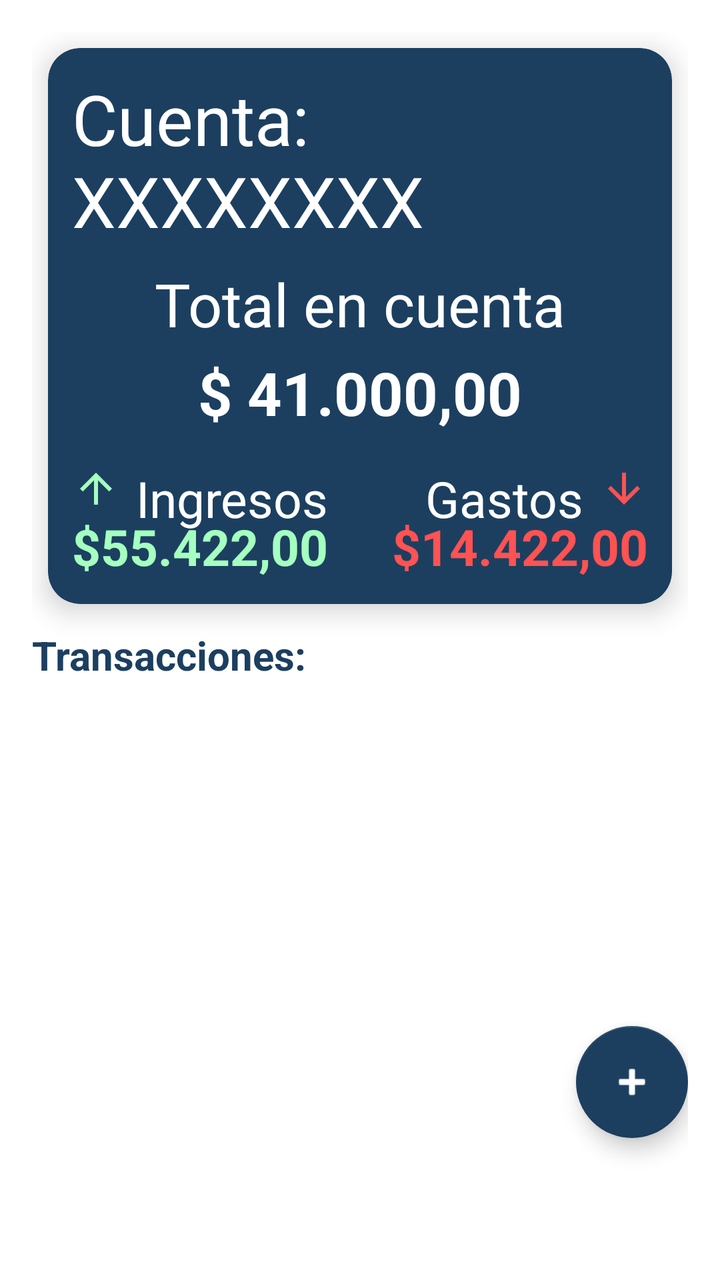
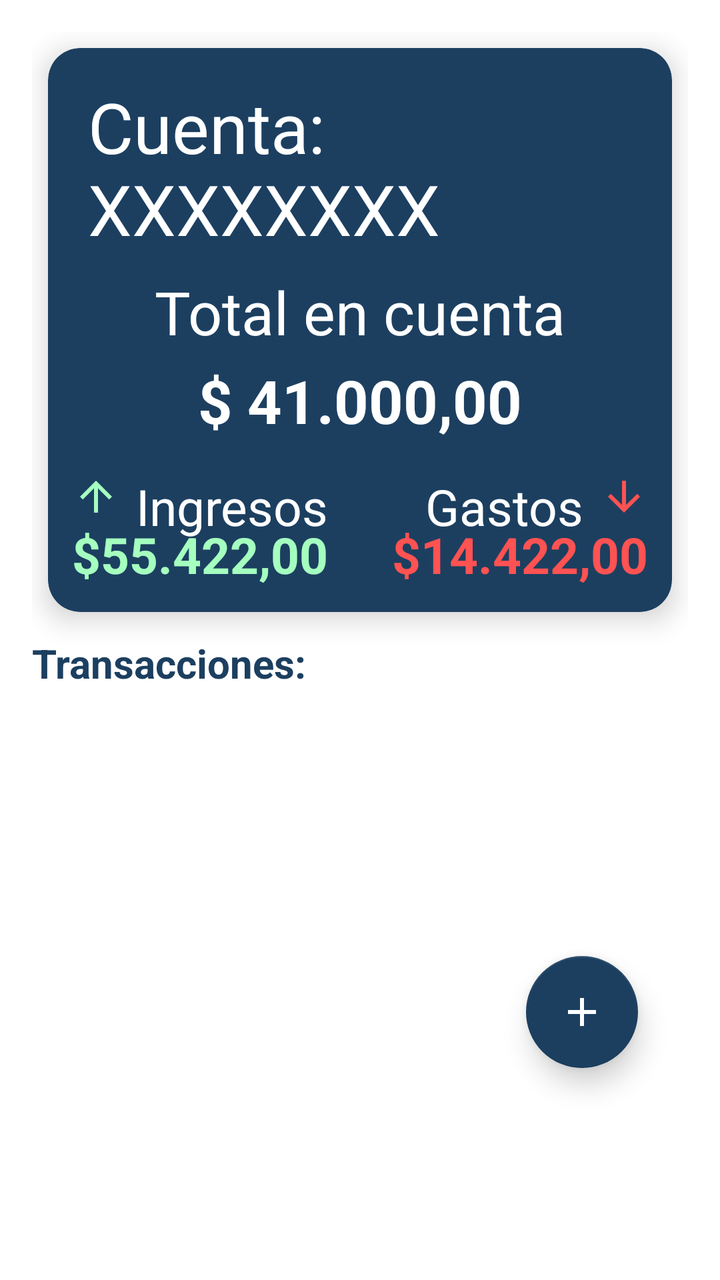

The first picture is an Android layout as it rendered before a commit; the second is the same layout after the commit. The layout source and the unified diff follow.
<!-- AndroidManifest.xml: application theme Theme.Parcial1amacn4avfiordaliso -->
<!-- res/layout/fragment_home.xml -->
<?xml version="1.0" encoding="utf-8"?>
<androidx.constraintlayout.widget.ConstraintLayout xmlns:android="http://schemas.android.com/apk/res/android"
    xmlns:app="http://schemas.android.com/apk/res-auto"
    android:layout_width="match_parent"
    android:layout_height="match_parent"
    android:padding="16dp">

    
    <androidx.cardview.widget.CardView
        android:id="@+id/cardResumen"
        android:layout_width="0dp"
        android:layout_height="wrap_content"
        android:layout_margin="8dp"
        app:cardCornerRadius="16dp"
        app:cardElevation="8dp"
        app:layout_constraintTop_toTopOf="parent"
        app:layout_constraintStart_toStartOf="parent"
        app:layout_constraintEnd_toEndOf="parent"
        android:backgroundTint="@color/colorPrimary">

        <androidx.constraintlayout.widget.ConstraintLayout
            android:layout_width="match_parent"
            android:layout_height="wrap_content"
            android:padding="12dp">

            
            <TextView
                android:id="@+id/tvCuenta"
                android:layout_width="wrap_content"
                android:layout_height="wrap_content"
                android:text="Cuenta: XXXXXXXX"
                android:textColor="@color/white"
                android:textSize="35sp"
                app:layout_constraintTop_toTopOf="parent"
                app:layout_constraintStart_toStartOf="parent" />

            
            <TextView
                android:id="@+id/tvTotalLabel"
                android:layout_width="wrap_content"
                android:layout_height="wrap_content"
                android:text="Total en cuenta"
                android:textColor="@color/white"
                android:textSize="30sp"
                android:layout_marginTop="8dp"
                app:layout_constraintTop_toBottomOf="@id/tvCuenta"
                app:layout_constraintStart_toStartOf="parent"
                app:layout_constraintEnd_toEndOf="parent" />

            <TextView
                android:id="@+id/tvTotalMonto"
                android:layout_width="wrap_content"
                android:layout_height="wrap_content"
                android:text="$ 41.000,00"
                android:textColor="@color/white"
                android:textSize="30sp"
                android:textStyle="bold"
                android:layout_marginTop="4dp"
                app:layout_constraintTop_toBottomOf="@id/tvTotalLabel"
                app:layout_constraintStart_toStartOf="parent"
                app:layout_constraintEnd_toEndOf="parent" />

            
            <ImageView
                android:id="@+id/iconIngresos"
                android:layout_width="24dp"
                android:layout_height="24dp"
                android:src="@drawable/baseline_arrow_upward_24"
                android:layout_marginTop="16dp"
                app:layout_constraintTop_toBottomOf="@id/tvTotalMonto"
                app:layout_constraintStart_toStartOf="parent" />

            <TextView
                android:id="@+id/tvIngresosLabel"
                android:layout_width="wrap_content"
                android:layout_height="wrap_content"
                android:text="Ingresos"
                android:textColor="@color/white"
                android:textSize="25sp"
                android:layout_marginStart="8dp"
                app:layout_constraintTop_toTopOf="@id/iconIngresos"
                app:layout_constraintStart_toEndOf="@id/iconIngresos" />

            <TextView
                android:id="@+id/tvIngresosMonto"
                android:layout_width="wrap_content"
                android:layout_height="wrap_content"
                android:text="$55.422,00"
                android:textColor="@color/colorIngreso"
                android:textSize="25sp"
                android:textStyle="bold"
                app:layout_constraintTop_toBottomOf="@id/iconIngresos"
                app:layout_constraintStart_toStartOf="parent" />

            
            <ImageView
                android:id="@+id/iconGastos"
                android:layout_width="24dp"
                android:layout_height="24dp"
                android:src="@drawable/baseline_arrow_downward_24"
                android:layout_marginTop="16dp"
                app:layout_constraintTop_toBottomOf="@id/tvTotalMonto"
                app:layout_constraintEnd_toEndOf="parent" />

            <TextView
                android:id="@+id/tvGastosLabel"
                android:layout_width="wrap_content"
                android:layout_height="wrap_content"
                android:text="Gastos"
                android:textColor="@color/white"
                android:textSize="25sp"
                android:layout_marginEnd="8dp"
                app:layout_constraintTop_toTopOf="@id/iconGastos"
                app:layout_constraintEnd_toStartOf="@id/iconGastos" />

            <TextView
                android:id="@+id/tvGastosMonto"
                android:layout_width="wrap_content"
                android:layout_height="wrap_content"
                android:text="$14.422,00"
                android:textColor="@color/colorGasto"
                android:textSize="25sp"
                android:textStyle="bold"
                app:layout_constraintTop_toBottomOf="@id/iconGastos"
                app:layout_constraintEnd_toEndOf="parent" />
        </androidx.constraintlayout.widget.ConstraintLayout>
    </androidx.cardview.widget.CardView>

    
    <TextView
        android:id="@+id/tvTituloTransacciones"
        android:layout_width="wrap_content"
        android:layout_height="wrap_content"
        android:text="Transacciones:"
        android:textSize="20sp"
        android:textStyle="bold"
        android:textColor="@color/colorPrimary"
        android:layout_marginTop="12dp"
        android:layout_marginBottom="4dp"
        app:layout_constraintTop_toBottomOf="@id/cardResumen"
        app:layout_constraintStart_toStartOf="parent" />

    
    <ScrollView
        android:id="@+id/scrollTransacciones"
        android:layout_width="0dp"
        android:layout_height="0dp"
        android:layout_marginTop="4dp"
        app:layout_constraintTop_toBottomOf="@id/tvTituloTransacciones"
        app:layout_constraintStart_toStartOf="parent"
        app:layout_constraintEnd_toEndOf="parent"
        app:layout_constraintBottom_toTopOf="@id/botonAgregar">

        <LinearLayout
            android:id="@+id/listaTransacciones"
            android:orientation="vertical"
            android:layout_width="match_parent"
            android:layout_height="wrap_content"
            android:padding="8dp" />
    </ScrollView>

    
    <com.google.android.material.floatingactionbutton.FloatingActionButton
        android:id="@+id/botonAgregar"
        android:layout_width="wrap_content"
        android:layout_height="wrap_content"
        android:layout_marginBottom="55dp"
        android:contentDescription="Agregar transacción"
        android:src="@android:drawable/ic_input_add"
        app:backgroundTint="@color/colorPrimary"
        app:tint="@android:color/white"
        app:layout_constraintBottom_toBottomOf="parent"
        app:layout_constraintEnd_toEndOf="parent" />

</androidx.constraintlayout.widget.ConstraintLayout>
<!-- resources referenced by this layout -->
<resources>
  <color name="colorGasto">#FF5252</color>
  <color name="colorIngreso">#A5FFBF</color>
  <color name="colorPrimary">#1C3F60</color>
  <color name="white">#FFFFFFFF</color>
  <!-- drawable baseline_arrow_downward_24 (drawable) -->
  <vector xmlns:android="http://schemas.android.com/apk/res/android" android:height="24dp" android:tint="#FF5252" android:viewportHeight="24" android:viewportWidth="24" android:width="24dp">
        
      <path android:fillColor="@android:color/white" android:pathData="M20,12l-1.41,-1.41L13,16.17V4h-2v12.17l-5.58,-5.59L4,12l8,8 8,-8z"/>
      
  </vector>
  <!-- drawable baseline_arrow_upward_24 (drawable) -->
  <vector xmlns:android="http://schemas.android.com/apk/res/android" android:height="24dp" android:tint="#A5FFBF" android:viewportHeight="24" android:viewportWidth="24" android:width="24dp">
        
      <path android:fillColor="@android:color/white" android:pathData="M4,12l1.41,1.41L11,7.83V20h2V7.83l5.58,5.59L20,12l-8,-8 -8,8z"/>
      
  </vector>
  <style name="Theme.Parcial1amacn4avfiordaliso" parent="Theme.MaterialComponents.DayNight.NoActionBar">
          <item name="colorPrimary">@color/colorPrimary</item>
          <item name="colorPrimaryVariant">@color/colorPrimaryVariant</item>
          <item name="colorOnPrimary">@color/white</item>
  
          <item name="colorSecondary">@color/colorAccent</item>
          <item name="colorOnSecondary">@color/black</item>
  
          <item name="android:colorBackground">@color/white</item>
          <item name="colorOnBackground">@color/black</item>
      </style>
  <color name="colorPrimaryVariant">#14493E</color>
  <color name="colorAccent">#C9A44C</color>
  <color name="black">#FF000000</color>
</resources>

<!-- the commit's change to res/layout/fragment_home.xml (unified diff, before → after) -->
@@ -1,6 +1,7 @@
 <?xml version="1.0" encoding="utf-8"?>
 <androidx.constraintlayout.widget.ConstraintLayout xmlns:android="http://schemas.android.com/apk/res/android"
     xmlns:app="http://schemas.android.com/apk/res-auto"
+    xmlns:tools="http://schemas.android.com/tools"
     android:layout_width="match_parent"
     android:layout_height="match_parent"
     android:padding="16dp">
@@ -24,62 +25,65 @@
             android:padding="12dp">
 
             
+
+            
             <TextView
                 android:id="@+id/tvCuenta"
                 android:layout_width="wrap_content"
                 android:layout_height="wrap_content"
+                android:layout_marginStart="8dp"
+                android:layout_marginTop="4dp"
                 android:text="Cuenta: XXXXXXXX"
                 android:textColor="@color/white"
                 android:textSize="35sp"
-                app:layout_constraintTop_toTopOf="parent"
-                app:layout_constraintStart_toStartOf="parent" />
+                app:layout_constraintStart_toStartOf="parent"
+                app:layout_constraintTop_toTopOf="parent" />
 
-            
             <TextView
                 android:id="@+id/tvTotalLabel"
                 android:layout_width="wrap_content"
                 android:layout_height="wrap_content"
+                android:layout_marginTop="8dp"
                 android:text="Total en cuenta"
                 android:textColor="@color/white"
                 android:textSize="30sp"
-                android:layout_marginTop="8dp"
-                app:layout_constraintTop_toBottomOf="@id/tvCuenta"
+                app:layout_constraintEnd_toEndOf="parent"
                 app:layout_constraintStart_toStartOf="parent"
-                app:layout_constraintEnd_toEndOf="parent" />
+                app:layout_constraintTop_toBottomOf="@id/tvCuenta" />
 
             <TextView
                 android:id="@+id/tvTotalMonto"
                 android:layout_width="wrap_content"
                 android:layout_height="wrap_content"
+                android:layout_marginTop="4dp"
                 android:text="$ 41.000,00"
                 android:textColor="@color/white"
                 android:textSize="30sp"
                 android:textStyle="bold"
-                android:layout_marginTop="4dp"
-                app:layout_constraintTop_toBottomOf="@id/tvTotalLabel"
+                app:layout_constraintEnd_toEndOf="parent"
                 app:layout_constraintStart_toStartOf="parent"
-                app:layout_constraintEnd_toEndOf="parent" />
+                app:layout_constraintTop_toBottomOf="@id/tvTotalLabel" />
 
             
             <ImageView
                 android:id="@+id/iconIngresos"
                 android:layout_width="24dp"
                 android:layout_height="24dp"
+                android:layout_marginTop="16dp"
                 android:src="@drawable/baseline_arrow_upward_24"
-                android:layout_marginTop="16dp"
-                app:layout_constraintTop_toBottomOf="@id/tvTotalMonto"
-                app:layout_constraintStart_toStartOf="parent" />
+                app:layout_constraintStart_toStartOf="parent"
+                app:layout_constraintTop_toBottomOf="@id/tvTotalMonto" />
 
             <TextView
                 android:id="@+id/tvIngresosLabel"
                 android:layout_width="wrap_content"
                 android:layout_height="wrap_content"
+                android:layout_marginStart="8dp"
                 android:text="Ingresos"
                 android:textColor="@color/white"
                 android:textSize="25sp"
-                android:layout_marginStart="8dp"
-                app:layout_constraintTop_toTopOf="@id/iconIngresos"
-                app:layout_constraintStart_toEndOf="@id/iconIngresos" />
+                app:layout_constraintStart_toEndOf="@id/iconIngresos"
+                app:layout_constraintTop_toTopOf="@id/iconIngresos" />
 
             <TextView
                 android:id="@+id/tvIngresosMonto"
@@ -89,29 +93,29 @@
                 android:textColor="@color/colorIngreso"
                 android:textSize="25sp"
                 android:textStyle="bold"
-                app:layout_constraintTop_toBottomOf="@id/iconIngresos"
-                app:layout_constraintStart_toStartOf="parent" />
+                app:layout_constraintStart_toStartOf="parent"
+                app:layout_constraintTop_toBottomOf="@id/iconIngresos" />
 
             
             <ImageView
                 android:id="@+id/iconGastos"
                 android:layout_width="24dp"
                 android:layout_height="24dp"
+                android:layout_marginTop="16dp"
                 android:src="@drawable/baseline_arrow_downward_24"
-                android:layout_marginTop="16dp"
-                app:layout_constraintTop_toBottomOf="@id/tvTotalMonto"
-                app:layout_constraintEnd_toEndOf="parent" />
+                app:layout_constraintEnd_toEndOf="parent"
+                app:layout_constraintTop_toBottomOf="@id/tvTotalMonto" />
 
             <TextView
                 android:id="@+id/tvGastosLabel"
                 android:layout_width="wrap_content"
                 android:layout_height="wrap_content"
+                android:layout_marginEnd="8dp"
                 android:text="Gastos"
                 android:textColor="@color/white"
                 android:textSize="25sp"
-                android:layout_marginEnd="8dp"
-                app:layout_constraintTop_toTopOf="@id/iconGastos"
-                app:layout_constraintEnd_toStartOf="@id/iconGastos" />
+                app:layout_constraintEnd_toStartOf="@id/iconGastos"
+                app:layout_constraintTop_toTopOf="@id/iconGastos" />
 
             <TextView
                 android:id="@+id/tvGastosMonto"
@@ -121,8 +125,8 @@
                 android:textColor="@color/colorGasto"
                 android:textSize="25sp"
                 android:textStyle="bold"
-                app:layout_constraintTop_toBottomOf="@id/iconGastos"
-                app:layout_constraintEnd_toEndOf="parent" />
+                app:layout_constraintEnd_toEndOf="parent"
+                app:layout_constraintTop_toBottomOf="@id/iconGastos" />
         </androidx.constraintlayout.widget.ConstraintLayout>
     </androidx.cardview.widget.CardView>
 
@@ -148,8 +152,7 @@
         android:layout_marginTop="4dp"
         app:layout_constraintTop_toBottomOf="@id/tvTituloTransacciones"
         app:layout_constraintStart_toStartOf="parent"
-        app:layout_constraintEnd_toEndOf="parent"
-        app:layout_constraintBottom_toTopOf="@id/botonAgregar">
+        app:layout_constraintEnd_toEndOf="parent">
 
         <LinearLayout
             android:id="@+id/listaTransacciones"
@@ -159,17 +162,17 @@
             android:padding="8dp" />
     </ScrollView>
 
-    
     <com.google.android.material.floatingactionbutton.FloatingActionButton
-        android:id="@+id/botonAgregar"
+        android:id="@+id/fabMain"
         android:layout_width="wrap_content"
         android:layout_height="wrap_content"
-        android:layout_marginBottom="55dp"
-        android:contentDescription="Agregar transacción"
-        android:src="@android:drawable/ic_input_add"
+        android:layout_marginEnd="25dp"
+        android:layout_marginBottom="90dp"
+        android:src="@drawable/baseline_add_24"
+        app:tint="@android:color/white"
         app:backgroundTint="@color/colorPrimary"
-        app:tint="@android:color/white"
         app:layout_constraintBottom_toBottomOf="parent"
-        app:layout_constraintEnd_toEndOf="parent" />
+        app:layout_constraintEnd_toEndOf="parent"
+        app:elevation="8dp"/>
 
 </androidx.constraintlayout.widget.ConstraintLayout>
<!-- resource entries referenced after the edit -->
@@ -4,6 +4,12 @@
   <color name="colorIngreso">#A5FFBF</color>
   <color name="colorPrimary">#1C3F60</color>
   <color name="white">#FFFFFFFF</color>
+  <!-- drawable baseline_add_24 (drawable) -->
+  <vector xmlns:android="http://schemas.android.com/apk/res/android" android:height="24dp" android:tint="#FFFFFF" android:viewportHeight="24" android:viewportWidth="24" android:width="24dp">
+        
+      <path android:fillColor="@android:color/white" android:pathData="M19,13h-6v6h-2v-6H5v-2h6V5h2v6h6v2z"/>
+      
+  </vector>
   <!-- drawable baseline_arrow_downward_24 (drawable) -->
   <vector xmlns:android="http://schemas.android.com/apk/res/android" android:height="24dp" android:tint="#FF5252" android:viewportHeight="24" android:viewportWidth="24" android:width="24dp">
         
